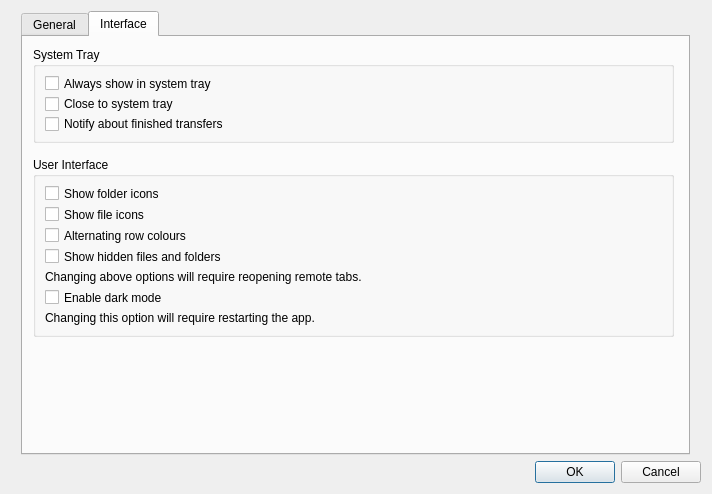
This is src/preferences_dialog.ui in SysAdminDoc/RcloneBrowserNG as Qt 5 draws it before an edit. The edited form follows.
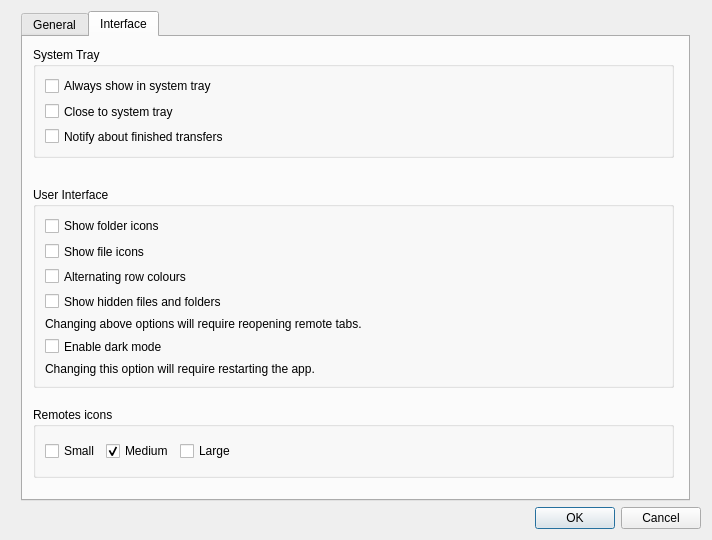
This is the edited form. The open tabs and pages were chosen to show the change.

Commit message:
Add remotes icons size option selector
small/medium/large

```diff
--- a/src/preferences_dialog.ui
+++ b/src/preferences_dialog.ui
@@ -7,19 +7,19 @@
     <x>0</x>
     <y>0</y>
     <width>712</width>
-    <height>494</height>
+    <height>540</height>
    </rect>
   </property>
   <property name="minimumSize">
    <size>
     <width>712</width>
-    <height>494</height>
+    <height>540</height>
    </size>
   </property>
   <property name="maximumSize">
    <size>
     <width>712</width>
-    <height>494</height>
+    <height>540</height>
    </size>
   </property>
   <property name="windowTitle">
@@ -223,9 +223,9 @@
        <property name="geometry">
         <rect>
          <x>10</x>
-         <y>120</y>
+         <y>150</y>
          <width>641</width>
-         <height>180</height>
+         <height>201</height>
         </rect>
        </property>
        <property name="title">
@@ -314,7 +314,7 @@
          <x>10</x>
          <y>10</y>
          <width>641</width>
-         <height>96</height>
+         <height>111</height>
         </rect>
        </property>
        <property name="sizePolicy">
@@ -347,6 +347,92 @@
            <string>Notify about finished transfers</string>
           </property>
          </widget>
+        </item>
+        <item>
+         <spacer name="verticalSpacer_2">
+          <property name="orientation">
+           <enum>Qt::Vertical</enum>
+          </property>
+          <property name="sizeHint" stdset="0">
+           <size>
+            <width>20</width>
+            <height>40</height>
+           </size>
+          </property>
+         </spacer>
+        </item>
+       </layout>
+      </widget>
+      <widget class="QGroupBox" name="groupBox_5">
+       <property name="enabled">
+        <bool>true</bool>
+       </property>
+       <property name="geometry">
+        <rect>
+         <x>10</x>
+         <y>370</y>
+         <width>641</width>
+         <height>71</height>
+        </rect>
+       </property>
+       <property name="sizePolicy">
+        <sizepolicy hsizetype="Preferred" vsizetype="Fixed">
+         <horstretch>0</horstretch>
+         <verstretch>0</verstretch>
+        </sizepolicy>
+       </property>
+       <property name="title">
+        <string>Remotes icons</string>
+       </property>
+       <layout class="QHBoxLayout" name="horizontalLayout">
+        <item>
+         <widget class="QCheckBox" name="cb_small">
+          <property name="text">
+           <string>Small</string>
+          </property>
+          <property name="autoExclusive">
+           <bool>true</bool>
+          </property>
+          <property name="tristate">
+           <bool>false</bool>
+          </property>
+         </widget>
+        </item>
+        <item>
+         <widget class="QCheckBox" name="cb_medium">
+          <property name="text">
+           <string>Medium</string>
+          </property>
+          <property name="checked">
+           <bool>true</bool>
+          </property>
+          <property name="autoExclusive">
+           <bool>true</bool>
+          </property>
+         </widget>
+        </item>
+        <item>
+         <widget class="QCheckBox" name="cb_large">
+          <property name="text">
+           <string>Large</string>
+          </property>
+          <property name="autoExclusive">
+           <bool>true</bool>
+          </property>
+         </widget>
+        </item>
+        <item>
+         <spacer name="horizontalSpacer">
+          <property name="orientation">
+           <enum>Qt::Horizontal</enum>
+          </property>
+          <property name="sizeHint" stdset="0">
+           <size>
+            <width>40</width>
+            <height>20</height>
+           </size>
+          </property>
+         </spacer>
         </item>
        </layout>
       </widget>
```
Left out of the diff: 15 changed lines with no effect on the pictures. The commit also changes 4 other files.
